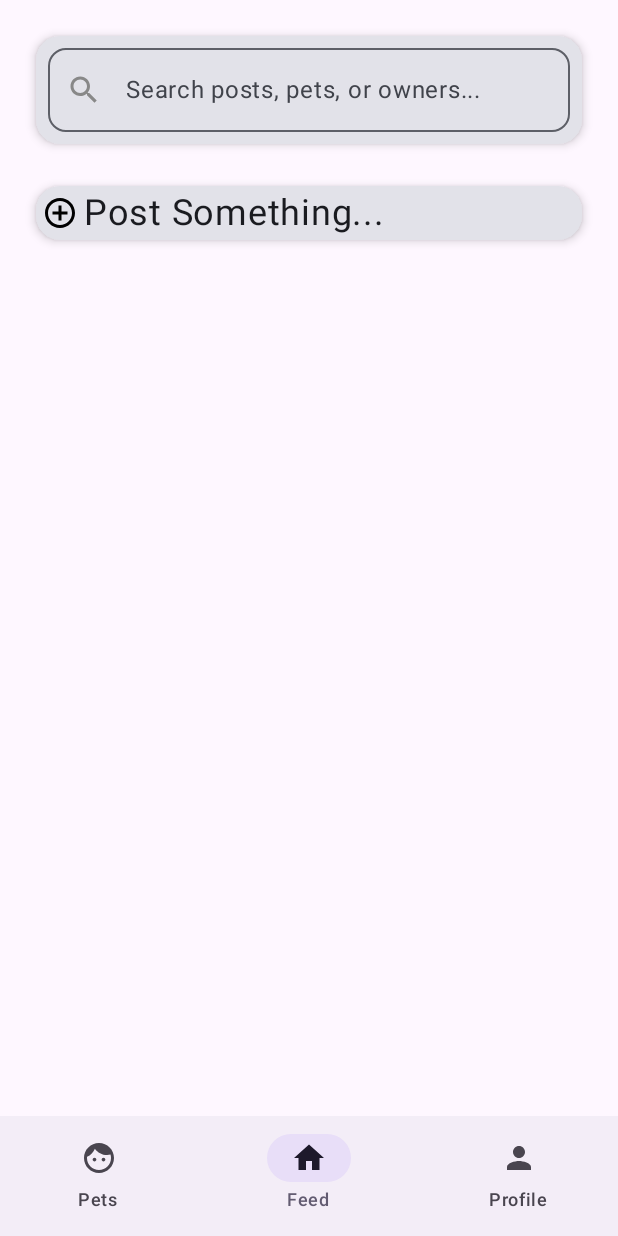
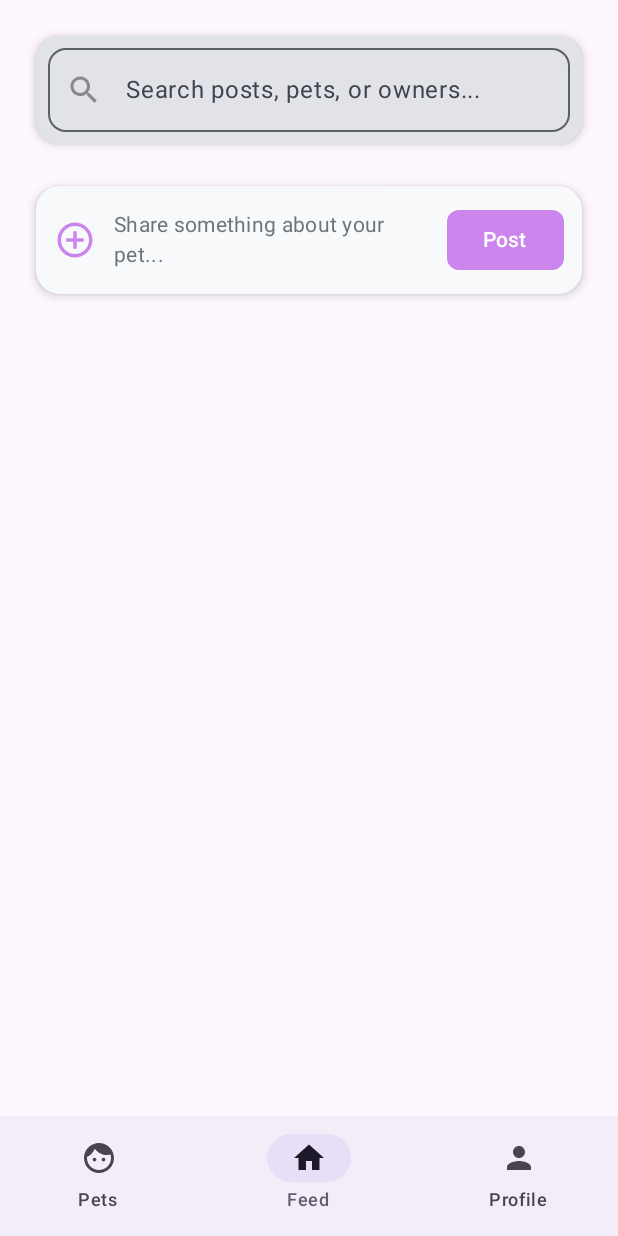
Before and after one commit to Aleck-Sun/CS446-Project, an Android app built with Jetpack Compose: the MainActivity screen opened directly, with no data from a screen before it, item 2 of the bottom bar chosen, on a phone screen of 412 x 824 dp. Run offline under Robolectric (Android 15) with nearby library versions, the phone set to English and light mode, and no system bars; libraries missing offline, so code that uses them is left out: io.github.jan.supabase; 7 statements that could not run were skipped.

Commit message:
social feed - fix post button, bug fixes

```diff
--- a/app/src/main/java/com/example/cs446/ui/pages/main/feed/CreatePostDialog.kt
+++ b/app/src/main/java/com/example/cs446/ui/pages/main/feed/CreatePostDialog.kt
@@ -93,7 +93,7 @@ fun CreatePostDialog(
                 if (postResult is PostResult.Posting) {
                     return@TextButton
                 }
-                onDismiss
+                onDismiss()
             }) {
                 Text("Cancel")
             }
--- a/app/src/main/java/com/example/cs446/ui/pages/main/feed/FeedScreen.kt
+++ b/app/src/main/java/com/example/cs446/ui/pages/main/feed/FeedScreen.kt
@@ -13,7 +13,6 @@ import androidx.compose.foundation.layout.Column
 import androidx.compose.foundation.layout.PaddingValues
 import androidx.compose.foundation.layout.Row
 import androidx.compose.foundation.layout.Spacer
-import androidx.compose.foundation.layout.defaultMinSize
 import androidx.compose.foundation.layout.fillMaxSize
 import androidx.compose.foundation.layout.fillMaxWidth
 import androidx.compose.foundation.layout.height
@@ -38,7 +37,6 @@ import androidx.compose.material3.Card
 import androidx.compose.material3.CardDefaults
 import androidx.compose.material3.Icon
 import androidx.compose.material3.IconButton
-import androidx.compose.material3.LocalTextStyle
 import androidx.compose.material3.MaterialTheme
 import androidx.compose.material3.OutlinedTextField
 import androidx.compose.material3.OutlinedTextFieldDefaults
@@ -54,7 +52,6 @@ import androidx.compose.ui.Alignment
 import androidx.compose.ui.Modifier
 import androidx.compose.ui.draw.clip
 import androidx.compose.ui.graphics.Color
-import androidx.compose.ui.text.TextStyle
 import androidx.compose.ui.text.font.FontWeight
 import androidx.compose.ui.tooling.preview.Preview
 import androidx.compose.ui.unit.dp
@@ -75,7 +72,6 @@ import com.example.cs446.ui.theme.CS446Theme
 import com.example.cs446.view.social.FeedViewModel
 import kotlinx.datetime.Instant
 import java.util.UUID
-import kotlin.time.Duration.Companion.seconds
 
 // helper function to calculate relative time
 fun getRelativeTime(timestamp: Instant): String {
@@ -308,19 +304,42 @@ fun AddPostButton(
     Card(
         modifier = Modifier
             .fillMaxWidth()
-            .padding(8.dp),
+            .padding(8.dp)
+            .clickable { onClick() },
         shape = RoundedCornerShape(16.dp),
         elevation = CardDefaults.cardElevation(defaultElevation = 4.dp),
+        colors = CardDefaults.cardColors(
+            containerColor = Color(0xFFF8F9FA)
+        )
     ) {
-        Column(
-            modifier = Modifier.padding(4.dp)
+        Row(
+            modifier = Modifier
+                .fillMaxWidth()
+                .padding(12.dp),
+            verticalAlignment = Alignment.CenterVertically,
+            horizontalArrangement = Arrangement.spacedBy(12.dp)
         ) {
-            IconWithText(
-                Icons.Default.AddCircleOutline,
-                "Post Something...",
-                fontSize = 24.sp,
-                onClick = onClick
+            Icon(
+                imageVector = Icons.Default.AddCircleOutline,
+                contentDescription = "Add post",
+                tint = Color(0xFFcb85ed),
+                modifier = Modifier.size(28.dp)
             )
+            Text(
+                text = "Share something about your pet...",
+                style = MaterialTheme.typography.bodyMedium,
+                color = Color(0xFF6C757D),
+                modifier = Modifier.weight(1f)
+            )
+            Button(
+                onClick = onClick,
+                colors = ButtonDefaults.buttonColors(
+                    containerColor = Color(0xFFcb85ed)
+                ),
+                shape = RoundedCornerShape(8.dp)
+            ) {
+                Text("Post", color = Color.White)
+            }
         }
     }
 }
```
